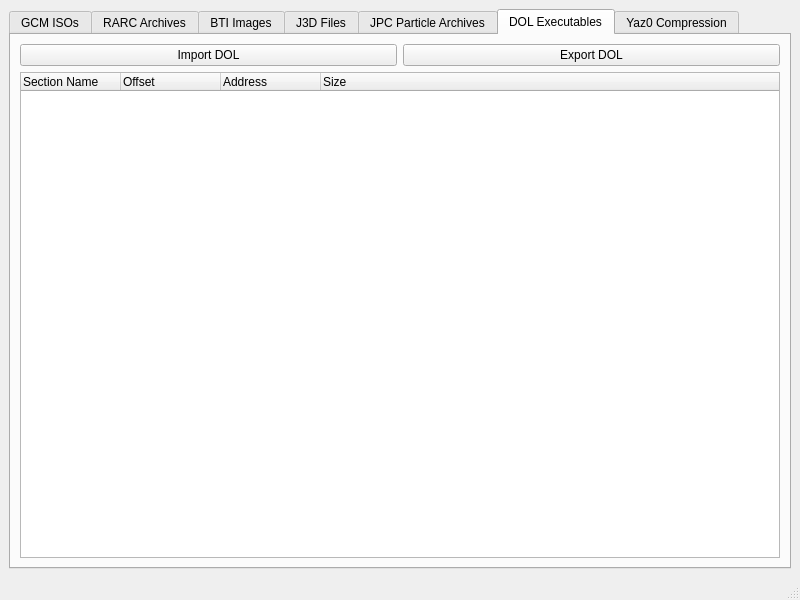
First picture: the form in gcft_ui/main.ui, repository LagoLunatic/GCFT, before the edit.
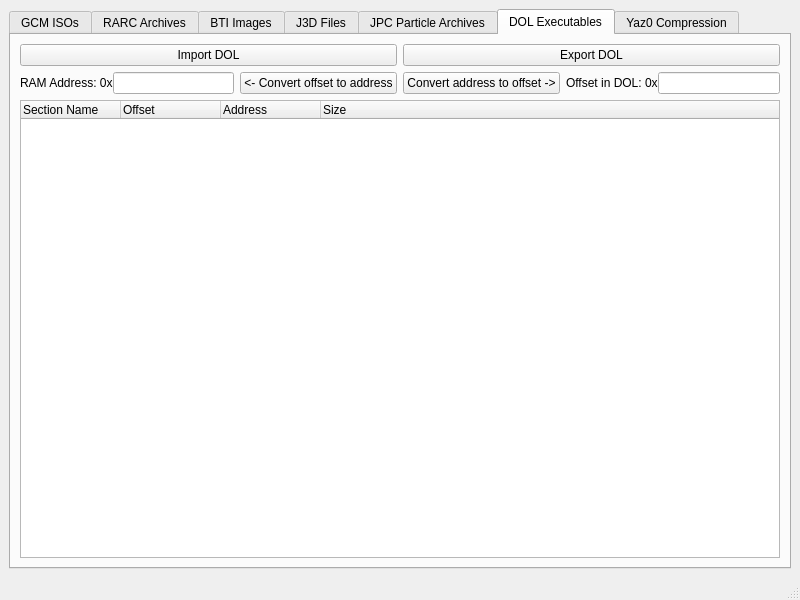
Second picture: the form after the edit. The open tabs and pages were chosen to show the change.

Commit message: Implement buttons to convert between DOL offset and RAM address

```diff
--- a/gcft_ui/main.ui
+++ b/gcft_ui/main.ui
@@ -651,6 +651,58 @@
           </item>
          </layout>
         </item>
+        <item>
+         <layout class="QHBoxLayout" name="horizontalLayout_10">
+          <item>
+           <layout class="QFormLayout" name="formLayout_2">
+            <property name="horizontalSpacing">
+             <number>0</number>
+            </property>
+            <item row="0" column="0">
+             <widget class="QLabel" name="label_13">
+              <property name="text">
+               <string>RAM Address: 0x</string>
+              </property>
+             </widget>
+            </item>
+            <item row="0" column="1">
+             <widget class="QLineEdit" name="dol_address"/>
+            </item>
+           </layout>
+          </item>
+          <item>
+           <widget class="QPushButton" name="convert_from_dol_offset">
+            <property name="text">
+             <string>&lt;- Convert offset to address</string>
+            </property>
+           </widget>
+          </item>
+          <item>
+           <widget class="QPushButton" name="convert_from_dol_address">
+            <property name="text">
+             <string>Convert address to offset -&gt;</string>
+            </property>
+           </widget>
+          </item>
+          <item>
+           <layout class="QFormLayout" name="formLayout_3">
+            <property name="horizontalSpacing">
+             <number>0</number>
+            </property>
+            <item row="0" column="0">
+             <widget class="QLabel" name="label_14">
+              <property name="text">
+               <string>Offset in DOL: 0x</string>
+              </property>
+             </widget>
+            </item>
+            <item row="0" column="1">
+             <widget class="QLineEdit" name="dol_offset"/>
+            </item>
+           </layout>
+          </item>
+         </layout>
+        </item>
         <item>
          <widget class="QTreeWidget" name="dol_sections_tree">
           <column>
```
The commit also changes 2 other files.
